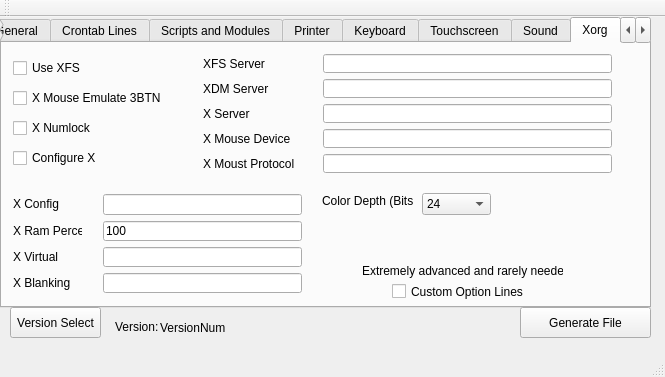
marmstrong6471/LTSetup_Linux, file LTSetup/mainwindow.ui: the form before one commit.
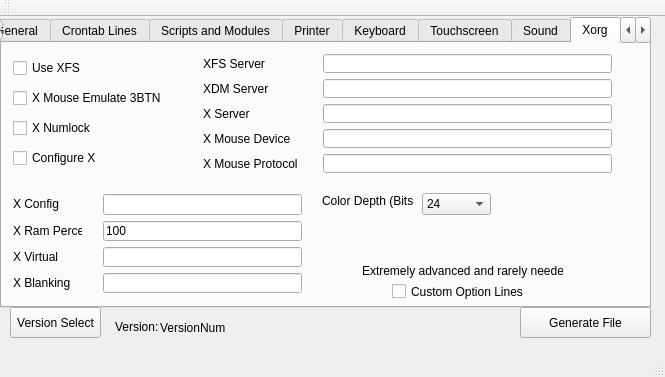
The form after the commit. The open tabs and pages were chosen to show the change.

Commit message: T2h last clean of elements.

The edit to the form file:
```diff
--- a/LTSetup/mainwindow.ui
+++ b/LTSetup/mainwindow.ui
@@ -1437,7 +1437,7 @@
        <item>
         <widget class="QLabel" name="label_10">
          <property name="text">
-          <string>X Moust Protocol</string>
+          <string>X Mouse Protocol</string>
          </property>
         </widget>
        </item>
```
Left out of the diff: 156 changed lines with no effect on the pictures.
